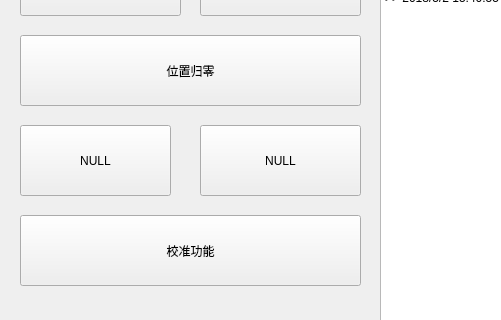
Baxianxiahai/huicloud, file cebs/form_qt/cebsMainForm.ui: the form before one commit; both pictures show x 0 to 501 and y 98 to 418 of the 1202 by 546 pixel window.
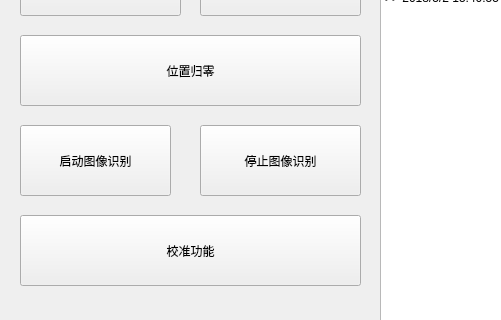
The form after the commit.

Patch:
```diff
--- a/cebs/form_qt/cebsMainForm.ui
+++ b/cebs/form_qt/cebsMainForm.ui
@@ -166,7 +166,7 @@
      </rect>
     </property>
     <property name="text">
-     <string>NULL</string>
+     <string>启动图像识别</string>
     </property>
    </widget>
    <widget class="QPushButton" name="pushButton_ctrl_null_3">
@@ -179,7 +179,7 @@
      </rect>
     </property>
     <property name="text">
-     <string>NULL</string>
+     <string>停止图像识别</string>
     </property>
    </widget>
   </widget>
```
Left out of the diff: 38 changed lines with no effect on the pictures.
